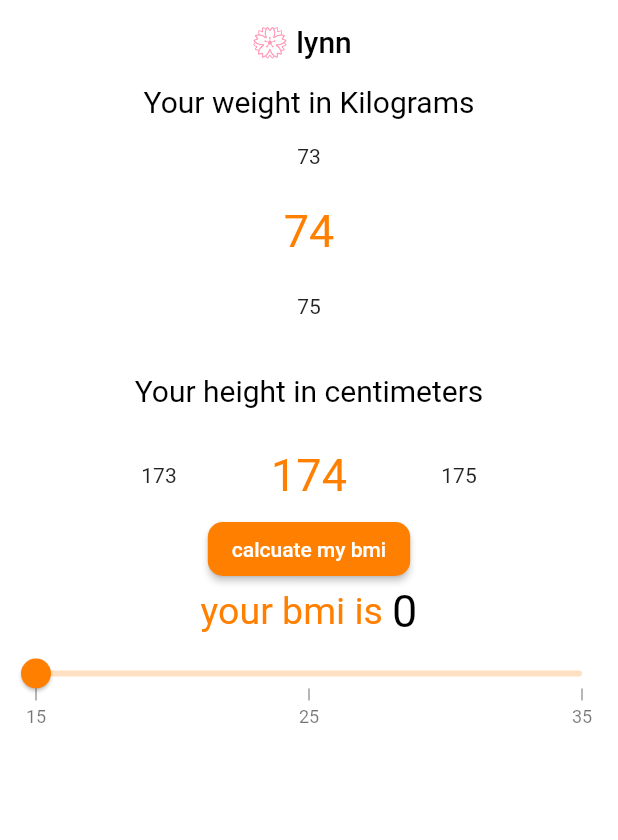
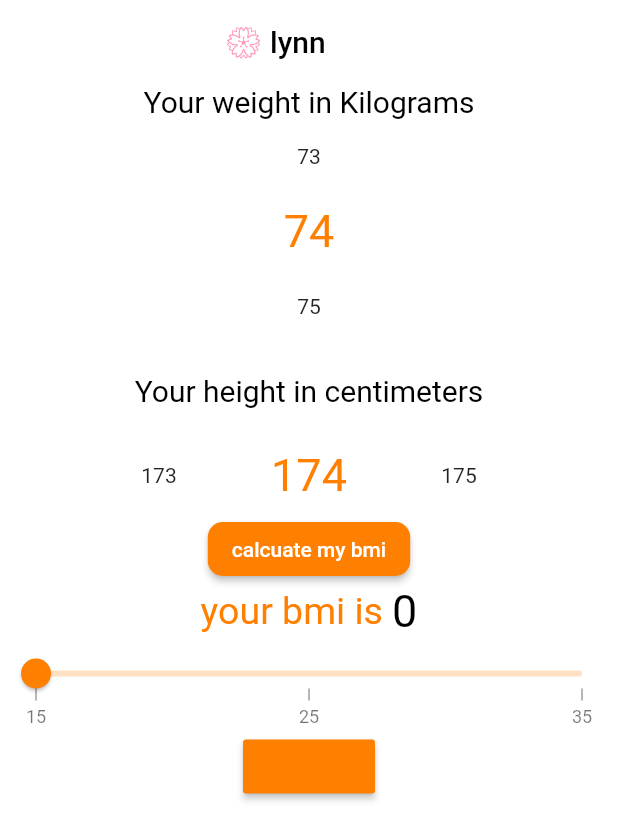
Before and after one commit to krxhna/lynn, a Flutter app: the screen it shows after launch, on a phone screen of 412 x 824 dp. Shown: the top 840 px of the screen. Run offline on Flutter 3.47's test engine with Material 2 defaults, Android fonts, the phone set to English and light mode, and no system bars; drawn by our look-alikes of numberpicker, syncfusion_flutter_sliders; our stand-ins replace cloud_firestore, firebase_core; accounts and stored records are empty.

Commit message:
idek at this point

```diff
--- a/lib/accesories.dart
+++ b/lib/accesories.dart
@@ -3,3 +3,16 @@ import 'firstpage.dart';
 //firstpage
 
 var main_color = Color(0xffFF7F00);
+
+the_appbar() {
+  return AppBar(
+    elevation: 0,
+    backgroundColor: Colors.white,
+    title: Center(
+      child: Text(
+        "💮 lynn         ",
+        style: TextStyle(color: Colors.black),
+      ),
+    ),
+  );
+}
--- a/lib/bmi.dart
+++ b/lib/bmi.dart
@@ -5,6 +5,7 @@ import 'package:numberpicker/numberpicker.dart';
 import 'accesories.dart';
 import 'dart:math';
 import 'package:syncfusion_flutter_sliders/sliders.dart';
+import 'package:lynn/progress.dart';
 
 class bmi extends StatefulWidget {
   // bmi({Key? key}) : super(key: key);
@@ -24,16 +25,7 @@ class _bmiState extends State<bmi> {
   Widget build(BuildContext context) {
     return Scaffold(
         backgroundColor: Colors.white,
-        appBar: AppBar(
-          elevation: 0,
-          backgroundColor: Colors.white,
-          title: Center(
-            child: Text(
-              "💮 lynn  ",
-              style: TextStyle(color: Colors.black),
-            ),
-          ),
-        ),
+        appBar: the_appbar(),
         body: Center(
           child: Column(
             children: <Widget>[
@@ -104,6 +96,7 @@ class _bmiState extends State<bmi> {
                 ],
               ),
 
+              //slider
               SfSlider(
                 activeColor: main_color,
                 min: 15,
@@ -120,6 +113,17 @@ class _bmiState extends State<bmi> {
                   });
                 },
               ),
+
+              //material app
+
+              MaterialButton(
+                  color: main_color,
+                  onPressed: () {
+                    Navigator.push(
+                        context,
+                        MaterialPageRoute(
+                            builder: (BuildContext context) => progress()));
+                  })
             ],
           ),
         ));
```
Also changed, not shown: lib/progress.dart (added, +24 -0 lines).
